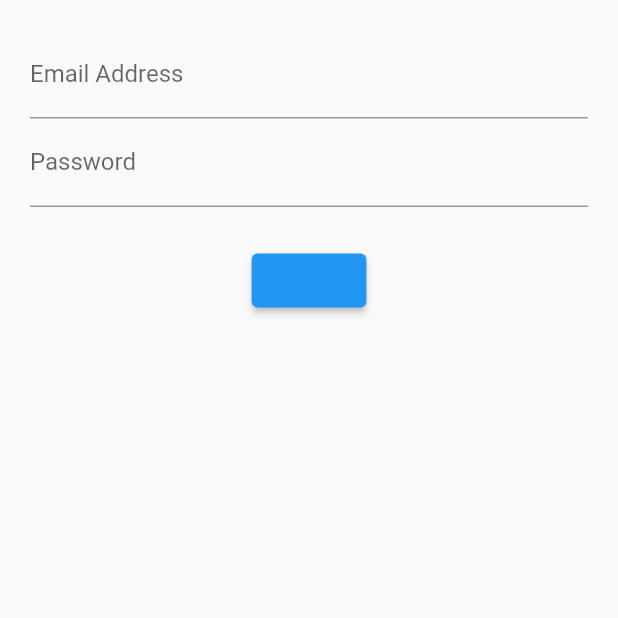
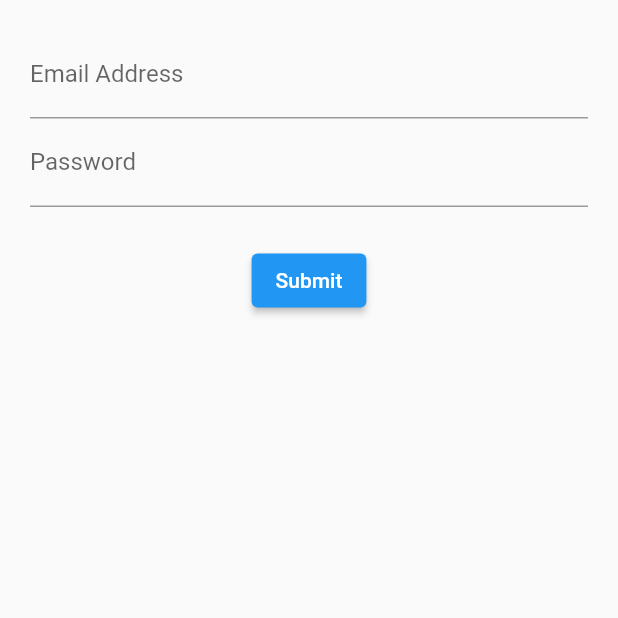
Before and after one commit to Mpilo-Pillz/flutter-playground, a Flutter app: the screen it shows after launch, on a phone screen of 412 x 824 dp, the top half of it. Run offline on Flutter 3.47's test engine with Material 2 defaults, Android fonts, the phone set to English and light mode, and no system bars.

Commit message:
fxing font color

```diff
--- a/login_stateful/lib/src/screens/login_screen.dart
+++ b/login_stateful/lib/src/screens/login_screen.dart
@@ -13,10 +13,11 @@ class LoginScreenState extends State<LoginScreen> {
       margin: EdgeInsets.all(20.0),
       child: Form(
           child: Column(
-        children: [emailField(),
-        passwordField(),
-        Container(margin: const EdgeInsets.only(top: 25.0)),
-        submitButton()
+        children: [
+          emailField(),
+          passwordField(),
+          Container(margin: const EdgeInsets.only(top: 25.0)),
+          submitButton()
         ],
       )),
     );
@@ -40,7 +41,7 @@ class LoginScreenState extends State<LoginScreen> {
   Widget submitButton() {
     return ElevatedButton(
       style:
-          ButtonStyle(foregroundColor: MaterialStateProperty.all(Colors.blue)),
+          ButtonStyle(foregroundColor: MaterialStateProperty.all(Colors.white)),
       child: Text('Submit'),
       onPressed: () => print("----"),
     );
```
